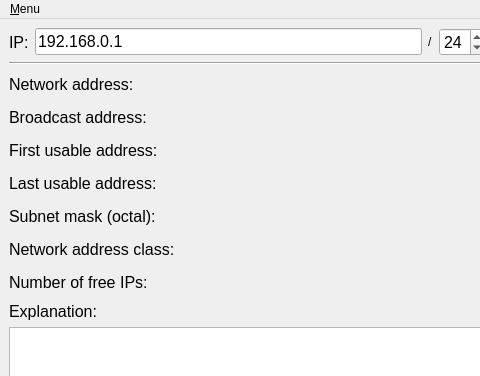
Above: ui/mainwindow.ui from ivica-k/pysub before the change; both pictures show x 0 to 480 and y 0 to 376 of the 586 by 665 pixel window. Below: the same form after it.
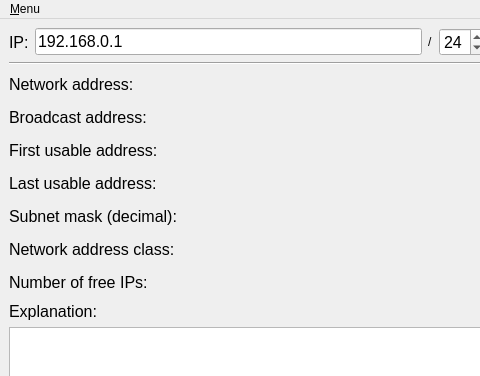
That is the form after the change.

Commit message: started explanations part, minor UI changes

```diff
--- a/ui/mainwindow.ui
+++ b/ui/mainwindow.ui
@@ -299,7 +299,7 @@
              </font>
             </property>
             <property name="text">
-             <string>Subnet mask (octal):</string>
+             <string>Subnet mask (decimal):</string>
             </property>
            </widget>
           </item>
```
Left out of the diff: 2 changed lines with no effect on the pictures. The commit also changes 2 other files.
